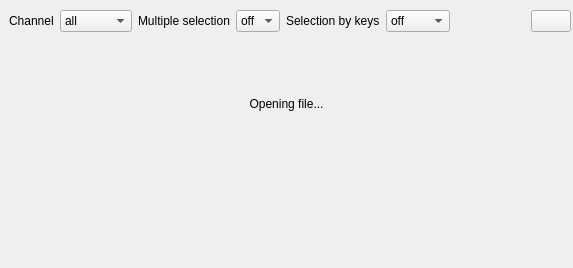
Qt form sources/player/player.ui (davy7125/polyphone) before a commit.
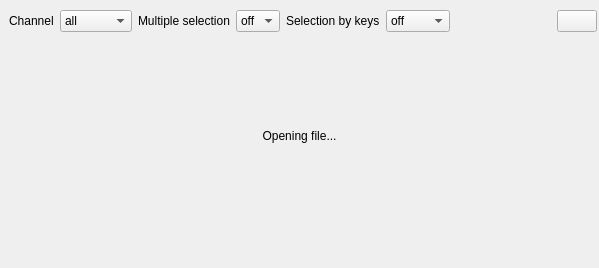
The same form after that commit. The open tabs and pages were chosen to show the change. Custom widgets are drawn as their Qt base class.

The edit to the form file:
```diff
--- a/sources/player/player.ui
+++ b/sources/player/player.ui
@@ -6,7 +6,7 @@
    <rect>
     <x>0</x>
     <y>0</y>
-    <width>573</width>
+    <width>599</width>
     <height>268</height>
    </rect>
   </property>
@@ -264,6 +264,12 @@
          <property name="orientation">
           <enum>Qt::Horizontal</enum>
          </property>
+         <property name="sizeHint" stdset="0">
+          <size>
+           <width>0</width>
+           <height>0</height>
+          </size>
+         </property>
         </spacer>
        </item>
        <item row="1" column="0" colspan="3">
@@ -281,6 +287,12 @@
          <property name="orientation">
           <enum>Qt::Vertical</enum>
          </property>
+         <property name="sizeHint" stdset="0">
+          <size>
+           <width>0</width>
+           <height>0</height>
+          </size>
+         </property>
         </spacer>
        </item>
        <item row="3" column="2">
@@ -288,6 +300,12 @@
          <property name="orientation">
           <enum>Qt::Horizontal</enum>
          </property>
+         <property name="sizeHint" stdset="0">
+          <size>
+           <width>0</width>
+           <height>0</height>
+          </size>
+         </property>
         </spacer>
        </item>
        <item row="4" column="1">
@@ -295,6 +313,12 @@
          <property name="orientation">
           <enum>Qt::Vertical</enum>
          </property>
+         <property name="sizeHint" stdset="0">
+          <size>
+           <width>0</width>
+           <height>0</height>
+          </size>
+         </property>
         </spacer>
        </item>
       </layout>
```
Left out of the diff: 51 changed lines with no effect on the pictures.
